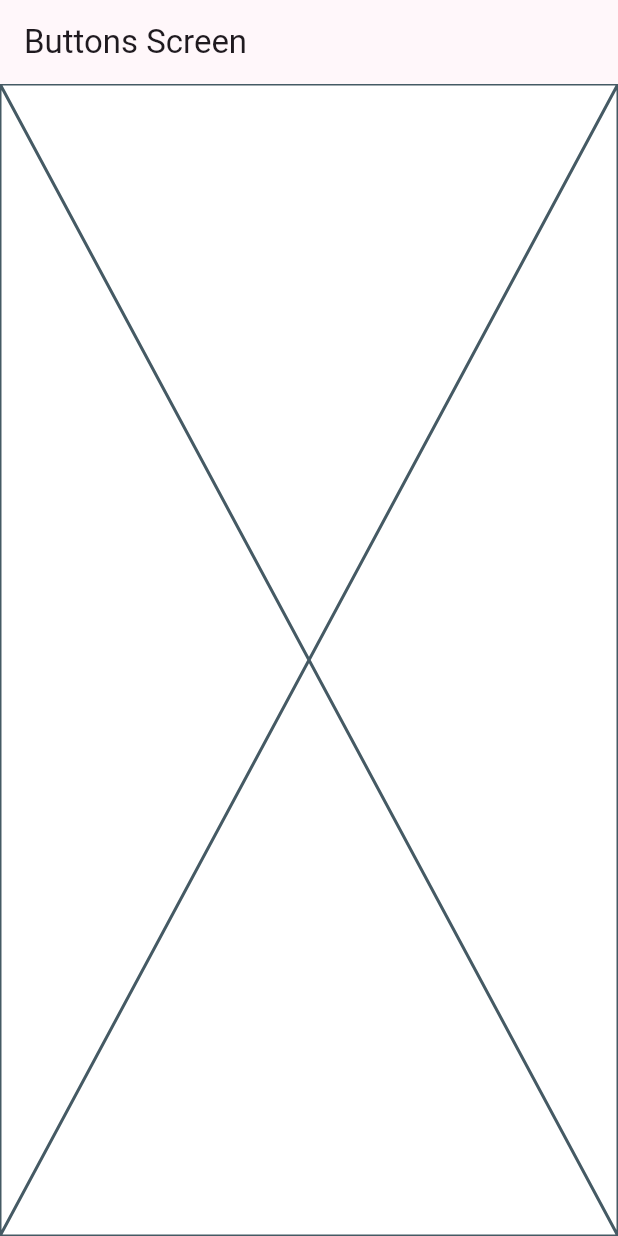
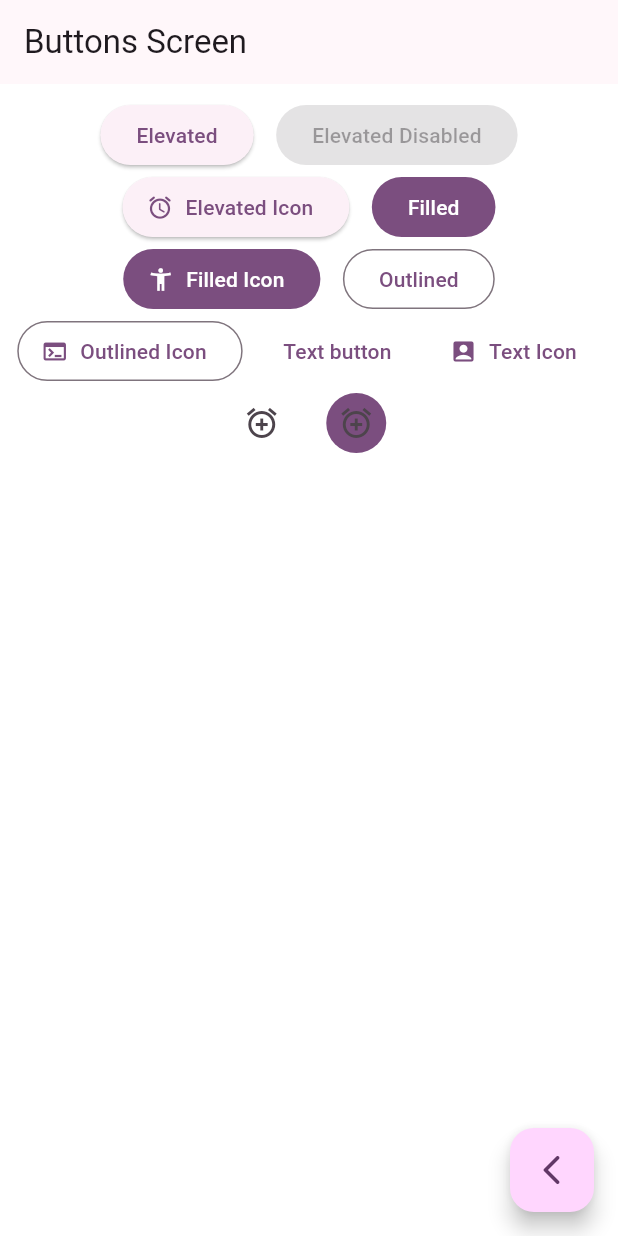
Before and after one commit to Frank076-web/widgets_app_flutter, a Flutter app: the ButtonsScreen screen opened by its route, on a phone screen of 412 x 824 dp. Run offline on Flutter 3.47's test engine with Material 3 defaults, Android fonts, the phone set to English and light mode, and no system bars; our stand-ins replace go_router.

Commit message:
implementado pantalla de botones

```diff
--- a/lib/presentation/screens/buttons/buttons_screen.dart
+++ b/lib/presentation/screens/buttons/buttons_screen.dart
@@ -1,4 +1,8 @@
+// ignore_for_file: prefer_const_constructors
+
 import 'package:flutter/material.dart';
+import 'package:go_router/go_router.dart';
+import 'package:widgets_app/presentation/widgets/widgets.dart';
 
 class ButtonsScreen extends StatelessWidget {
   static const name = 'buttons_screen';
@@ -11,7 +15,13 @@ class ButtonsScreen extends StatelessWidget {
       appBar: AppBar(
         title: const Text('Buttons Screen'),
       ),
-      body: const Placeholder(),
+      body: const ButtonsView(),
+      floatingActionButton: FloatingActionButton(
+        child: Icon(Icons.arrow_back_ios_rounded),
+        onPressed: () {
+          context.pop();
+        },
+      ),
     );
   }
 }
--- /dev/null
+++ b/lib/presentation/widgets/buttons/buttons.dart
@@ -0,0 +1 @@
+export 'buttons_view.dart';
--- /dev/null
+++ b/lib/presentation/widgets/buttons/buttons_view.dart
@@ -0,0 +1,60 @@
+import 'package:flutter/material.dart';
+
+class ButtonsView extends StatelessWidget {
+  const ButtonsView({super.key});
+
+  @override
+  Widget build(BuildContext context) {
+    final colors = Theme.of(context).colorScheme;
+
+    return SizedBox(
+      width: double.infinity,
+      child: Padding(
+        padding: const EdgeInsets.all(10),
+        child: Wrap(
+          spacing: 15,
+          alignment: WrapAlignment.center,
+          children: [
+            ElevatedButton(onPressed: () {}, child: const Text('Elevated')),
+            const ElevatedButton(
+                onPressed: null, child: Text('Elevated Disabled')),
+            ElevatedButton.icon(
+              onPressed: () {},
+              icon: const Icon(Icons.access_alarm_rounded),
+              label: const Text('Elevated Icon'),
+            ),
+            FilledButton(onPressed: () {}, child: const Text('Filled')),
+            FilledButton.icon(
+              onPressed: () {},
+              icon: const Icon(Icons.accessibility_new),
+              label: const Text('Filled Icon'),
+            ),
+            OutlinedButton(onPressed: () {}, child: const Text('Outlined')),
+            OutlinedButton.icon(
+              onPressed: () {},
+              icon: const Icon(Icons.terminal),
+              label: const Text('Outlined Icon'),
+            ),
+            TextButton(onPressed: () {}, child: const Text('Text button')),
+            TextButton.icon(
+              onPressed: () {},
+              icon: const Icon(Icons.account_box),
+              label: const Text('Text Icon'),
+            ),
+            IconButton(
+                onPressed: () {}, icon: const Icon(Icons.add_alarm_sharp)),
+            IconButton(
+              onPressed: () {},
+              icon: const Icon(Icons.add_alarm_sharp),
+              style: ButtonStyle(
+                backgroundColor: WidgetStatePropertyAll(colors.primary),
+              ),
+            ),
+
+            //TODO: custom button
+          ],
+        ),
+      ),
+    );
+  }
+}
--- /dev/null
+++ b/lib/presentation/widgets/home/home.dart
@@ -0,0 +1,3 @@
+export 'home_list_tile.dart';
+export 'home_view.dart';
+export 'index.dart';
--- a/lib/presentation/widgets/widgets.dart
+++ b/lib/presentation/widgets/widgets.dart
@@ -1 +1,2 @@
-export './home/index.dart';
+export 'buttons/buttons.dart';
+export 'home/home.dart';
```
